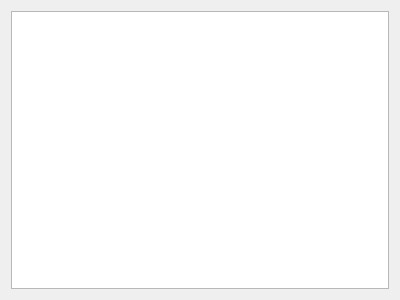
This is ui/og2_results.ui in Inigobarbe/VFSMOD-GUI as Qt 5 draws it before an edit. The edited form follows.
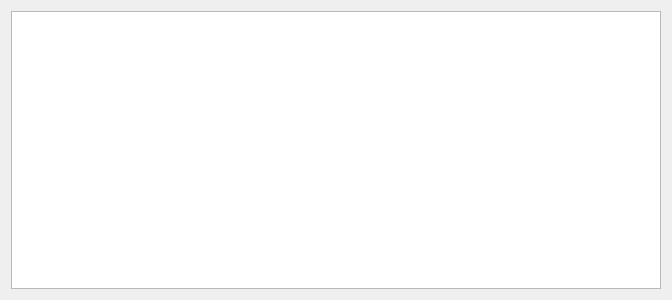
This is the edited form.

```diff
--- a/ui/og2_results.ui
+++ b/ui/og2_results.ui
@@ -6,7 +6,7 @@
    <rect>
     <x>0</x>
     <y>0</y>
-    <width>400</width>
+    <width>672</width>
     <height>300</height>
    </rect>
   </property>
```
